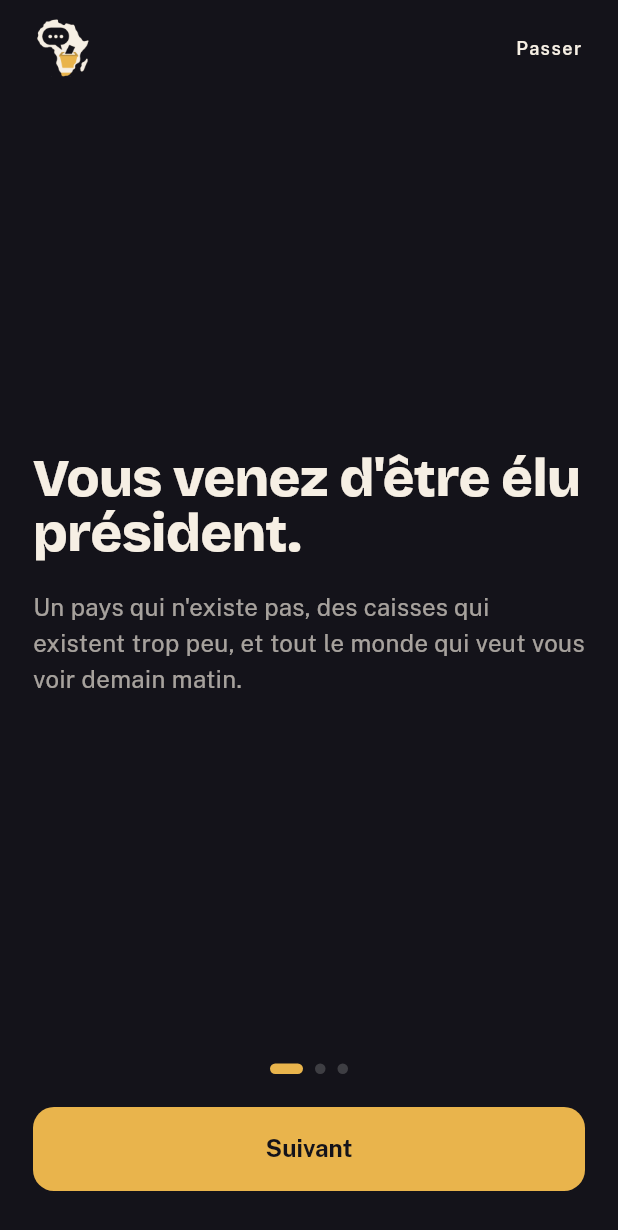
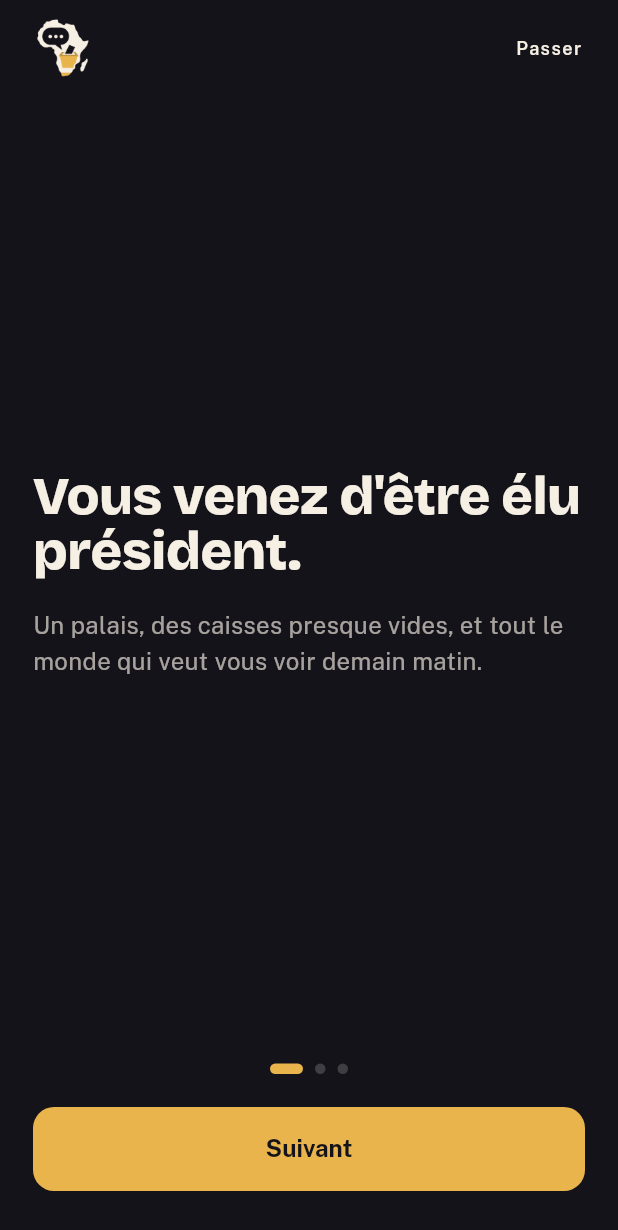
Before and after one commit to teiki5320/palabre, a Flutter app: the screen it shows after launch, on a phone screen of 412 x 824 dp. Shown: the top 1230 px of the screen. Run offline on Flutter 3.47's test engine with Material 3 defaults, Android fonts, the phone set to English and light mode, and no system bars; our stand-ins replace flutter_riverpod, shared_preferences.

Commit message:
Accueil : changer de parcours sans chercher, et une intro qui ne se dement pas elle-meme
Deux retours du proprietaire, tous deux justes.

L intro annoncait « un pays qui n existe pas ». Dire au joueur que son
pays est faux avant meme qu il y entre casse la fiction qu on essaie de
lui vendre. La phrase plante maintenant le decor au lieu de le nier :
« Un palais, des caisses presque vides, et tout le monde qui veut vous
voir demain matin. »

Et pendant un mandat, l ecran avait l air de refuser qu on change de
parcours : la seule sortie etait « Nouvelle partie », enterree dans le
menu. Un lien discret « Choisir un autre parcours » se lit maintenant
sous le bouton de reprise, avec le meme avertissement. On garde un seul
bouton plein a l ecran, mais la porte se voit.

La confirmation du dialogue devient « Abandonner » : elle portait le
meme libelle que le nouveau lien, ce qui rendait les deux indiscernables.

Co-Authored-By: Claude Opus 5 <noreply@anthropic.com>

```diff
--- a/lib/ecrans/intro_ecran.dart
+++ b/lib/ecrans/intro_ecran.dart
@@ -22,8 +22,8 @@ class _IntroEcranState extends State<IntroEcran> {
   static const _panneaux = [
     (
       titre: 'Vous venez d\'être élu président.',
-      texte: 'Un pays qui n\'existe pas, des caisses qui existent trop peu, '
-          'et tout le monde qui veut vous voir demain matin.',
+      texte: 'Un palais, des caisses presque vides, et tout le monde qui '
+          'veut vous voir demain matin.',
     ),
     (
       titre: 'Chaque jour, quelqu\'un entre.',
```
Also changed, not shown: lib/ecrans/accueil.dart (+16 -2 lines), 1 other file.
